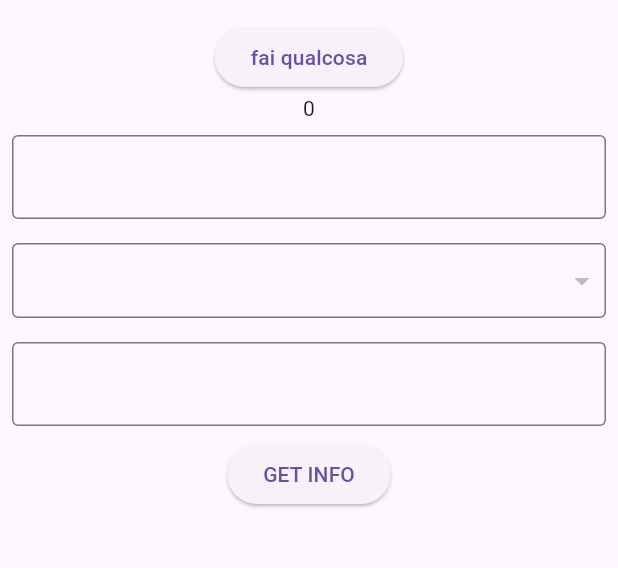
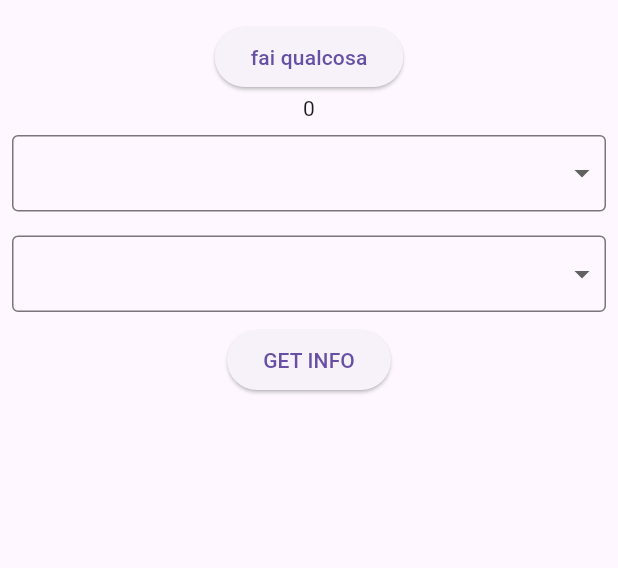
Before and after one commit to BoringStuff-SRL/BoringForm, a Flutter app: the screen it shows after launch, on a phone screen of 412 x 824 dp, the part 63-631 px from its top. Run offline on Flutter 3.47's test engine with Material 3 defaults, Android fonts, the phone set to English and light mode, and no system bars; our stand-ins replace calendar_date_picker2, dropdown_button2, file_picker; missing offline and left inert: boring_dropdown, boring_table, omni_datetime_picker, universal_html.

Commit message:
fixed setState BoringConnectedField

```diff
--- a/example/lib/form_example.dart
+++ b/example/lib/form_example.dart
@@ -122,29 +122,68 @@ class FormExample2 extends StatelessWidget {
                   sectionTitleStyle: const TextStyle(
                       fontSize: 16, fontWeight: FontWeight.bold)),
               fields: [
-                BoringNumberField(
-                  jsonKey: 'sdaasd',
-                  onlyIntegers: true,
-                ),
-                BoringConnectedField<String?, String?>(
+                BoringSection(autoValidate: false, jsonKey: 'test', fields: [
+                  BoringConnectedField<String?, String?>(
                     childJsonKey: 'connection',
                     pathToConnectedJsonKey: [
+                      'test',
                       'test1',
                     ],
-                    childBuilder: (context, connectedToValue) =>
-                        BoringSearchDropDownField<String>(
-                          jsonKey: 'connection',
-                          key: GlobalKey(),
-                          items: connectedToValue != null
-                              ? [
-                                  DropdownMenuItem(
-                                      value: connectedToValue,
-                                      child: Text(connectedToValue))
-                                ]
-                              : [],
+                    childBuilder: (context, connectedToValue) {
+                      late List<String> items;
+
+                      if (connectedToValue == 'uno') {
+                        items = [
+                          'taglio',
+                          'assemblaggio',
+                          'controllo',
+                          'imballo',
+                        ];
+                      } else if (connectedToValue == 'due') {
+                        items = [
+                          'disegno',
+                          'dime',
+                          'foratura',
+                          'foglio',
+                        ];
+                      } else {
+                        items = ['altro'];
+                      }
+
+                      final items1 = items
+                          .map(
+                              (e) => DropdownMenuItem(value: e, child: Text(e)))
+                          .toList();
+
+                      return BoringDropDownField<String>(
+                        jsonKey: 'connection',
+                        key: GlobalKey(),
+                        fieldController: BoringFieldController(
+                          validationFunction: (value) {
+                            return (value == null) ? '_invalidField' : null;
+                          },
                         ),
-                    formController: formController),
-                BoringTextField(jsonKey: 'test1'),
+                        items: items1,
+                      );
+                    },
+                    formController: formController,
+                  ),
+                  BoringDropDownField(
+                    jsonKey: 'test1',
+                    onChanged: (p0) {
+                      print('asdasdasd');
+                    },
+                    fieldController: BoringFieldController(
+                      validationFunction: (value) =>
+                          value == null ? 'asdasd' : null,
+                    ),
+                    items: [
+                      const DropdownMenuItem(value: 'uno', child: Text('uno')),
+                      const DropdownMenuItem(value: 'due', child: Text('due')),
+                      const DropdownMenuItem(value: 'tre', child: Text('tre')),
+                    ],
+                  ),
+                ]),
               ],
             ),
             ElevatedButton(
--- a/lib/implementations/boring_connected_field.dart
+++ b/lib/implementations/boring_connected_field.dart
@@ -14,7 +14,9 @@ class BoringConnectedField<T, R> extends BoringField<T> {
     required this.formController,
     super.boringResponsiveSize,
     super.displayCondition,
-  }) : super(jsonKey: childJsonKey);
+  }) : super(
+          jsonKey: childJsonKey,
+        );
 
   final List<String> pathToConnectedJsonKey;
   final BoringField<T> Function(BuildContext context, R? connectedToValue)
@@ -46,6 +48,7 @@ class BoringConnectedField<T, R> extends BoringField<T> {
   Widget builder(BuildContext context, BoringFieldController<T> controller,
       Widget? child) {
     int currentDepth = 0;
+
     late BoringFieldController connectedToController;
     bool hasInitialValue = controller.initialValue != null;
     formController.subControllers.forEach((key, value) {
@@ -58,21 +61,23 @@ class BoringConnectedField<T, R> extends BoringField<T> {
       }
     });
 
-    BoringField<T>? oldChild;
+    //BoringField<T>? oldChild;
 
     return ListenableBuilder(
       listenable: connectedToController,
       builder: (context, child) {
         controller.setValueSilently(null);
-        if (oldChild != null) {
-          oldChild!.fieldController.value = null;
-        }
+        // if (oldChild != null) {
+        //   oldChild!.fieldController.value = null;
+        // }
         final connectedToValue = connectedToController.value as R;
 
         final child = childBuilder.call(context, connectedToValue);
-        oldChild = child;
+        controller.validationFunction =
+            child.fieldController.validationFunction;
+        //oldChild = child;
 
-        child.fieldController.value = (null);
+        // child.fieldController.value = (null);
         assert(child.jsonKey == jsonKey, 'The jsonKeys must match');
         if (hasInitialValue && !hasSetInitialValue) {
           controller.setValueSilently(controller.initialValue);
@@ -90,8 +95,8 @@ class BoringConnectedField<T, R> extends BoringField<T> {
   }
 
   @override
-  BoringConnectedField<T, R> copyWith(
-      {BoringFieldController<T>? fieldController,
+  BoringConnectedField<T, R> copyWith({
+    BoringFieldController<T>? fieldController,
     List<String>? pathToConnectedJsonKey,
     void Function(T? p1)? onChanged,
     BoringFieldDecoration? decoration,
@@ -99,7 +104,8 @@ class BoringConnectedField<T, R> extends BoringField<T> {
     String? jsonKey,
     bool Function(Map<String, dynamic> p1)? displayCondition,
     BoringField<T> Function(BuildContext, R?)? childBuilder,
-      BoringFormController? formController}) {
+    BoringFormController? formController,
+  }) {
     return BoringConnectedField(
         childJsonKey: jsonKey ?? this.jsonKey,
         pathToConnectedJsonKey:
```
Also changed, not shown: example/pubspec.lock. Lines whose indentation alone changed are shown as unchanged.
